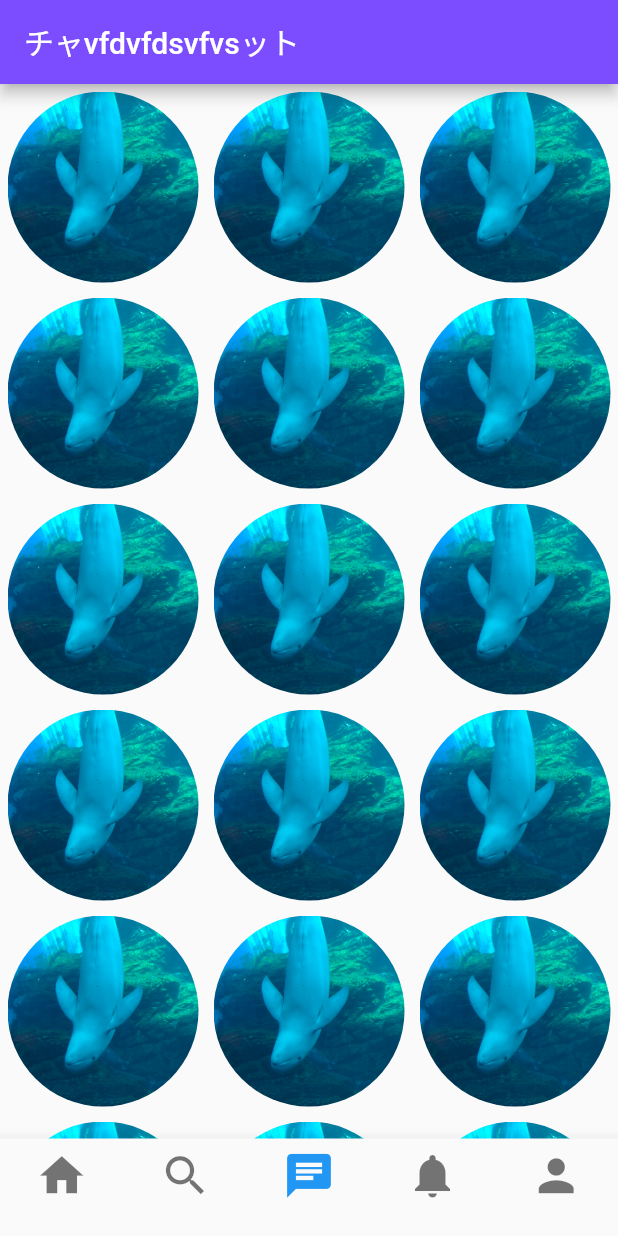
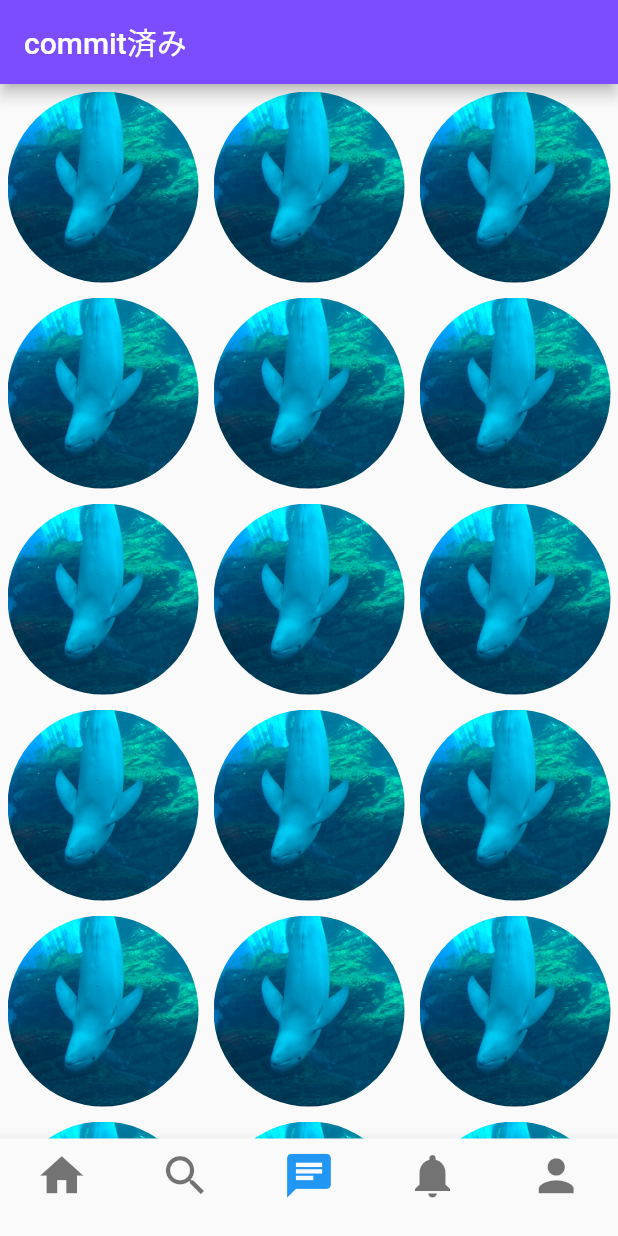
Before and after one commit to y-matsuura0715/chatAppWithFlutter, a Flutter app: the screen it shows after launch, item 3 of the bottom bar chosen, on a phone screen of 412 x 824 dp. Run offline on Flutter 3.47's test engine with Material 2 defaults, Android fonts, the phone set to English and light mode, and no system bars.

Commit message:
コンフリクトテスト

```diff
--- a/lib/presentation/view/chat.dart
+++ b/lib/presentation/view/chat.dart
@@ -10,12 +10,13 @@ class Chat extends StatelessWidget {
     return Scaffold(
       appBar: AppBar(
         backgroundColor: Colors.deepPurpleAccent,
-        title: const Text('チャvfdvfdsvfvsット'),
+        title: const Text('commit済み'),
       ),
       body: Center(
         child: GridView.builder(
             gridDelegate: const SliverGridDelegateWithFixedCrossAxisCount(
-                crossAxisCount: 3),
+                crossAxisCount: 3
+            ),
             itemCount: 20,
             itemBuilder: (context, index) {
               return Padding(
```
